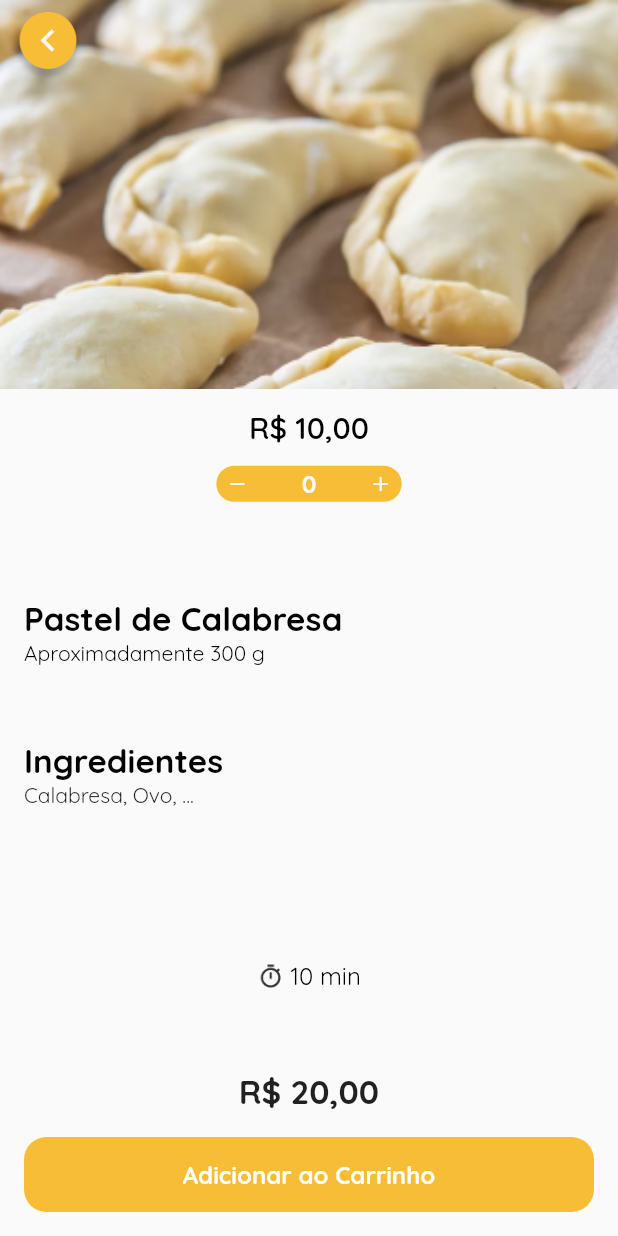
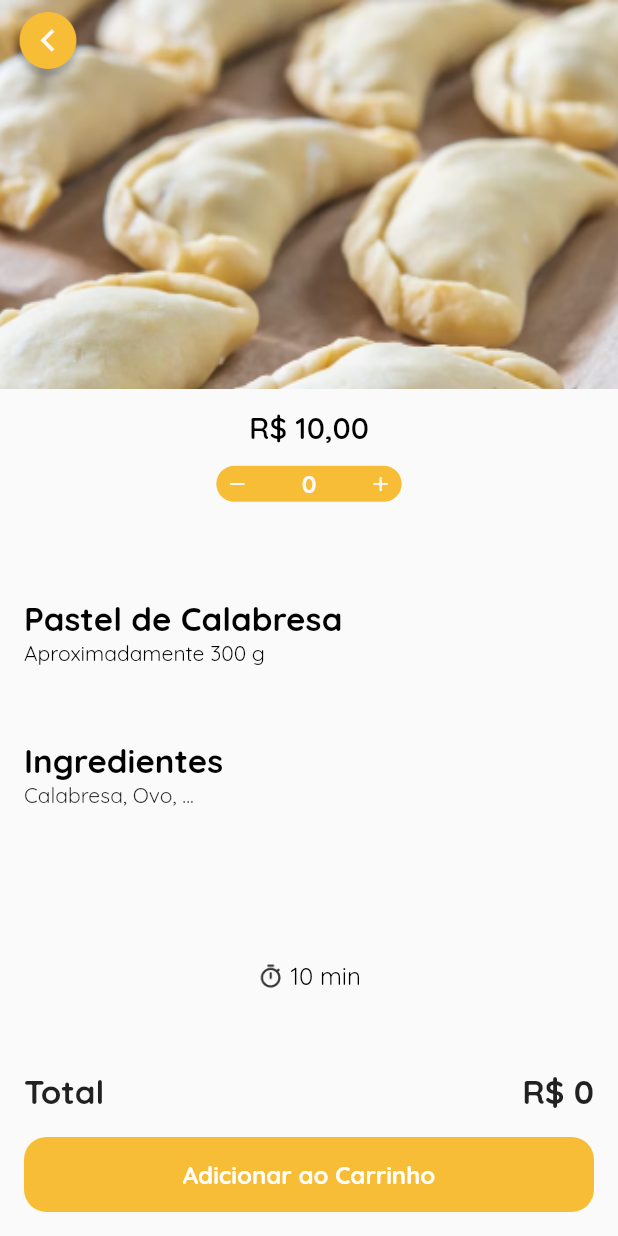
Before and after one commit to guiazevedo17/pick_pega, a Flutter app: the ProductSelected screen opened by its route, after a tap on the "remove" icon, on a phone screen of 412 x 824 dp. Run offline on Flutter 3.47's test engine with Material 2 defaults, Android fonts, the light colour scheme and no system bars; our stand-ins replace firebase_core, geolocator, google_maps_flutter, percent_indicator; accounts and stored records are empty; generated files the repository leaves out were written again.

Commit message:
product_selected ajustada

```diff
--- a/app/lib/screens/product_selected.dart
+++ b/app/lib/screens/product_selected.dart
@@ -10,7 +10,10 @@ class ProductSelected extends StatefulWidget {
 }
 
 class _ProductSelectedState extends State<ProductSelected> {
+  final int _price = 10;
   int _counter = 0; // Declaração da variável _counter
+
+  String _priceShowed = '0';
 
   void _incrementCounter() {
     setState(() {
@@ -21,6 +24,12 @@ class _ProductSelectedState extends State<ProductSelected> {
   void _decrementCounter() {
     setState(() {
       if (_counter > 0) _counter--;
+    });
+  }
+
+  void _updatePrice() {
+    setState(() {
+      _priceShowed = (_price * _counter).toString();
     });
   }
 
@@ -72,7 +81,10 @@ class _ProductSelectedState extends State<ProductSelected> {
                   mainAxisAlignment: MainAxisAlignment.spaceBetween,
                   children: [
                     GestureDetector(
-                      onTap: () => _decrementCounter(),
+                      onTap: () {
+                        _decrementCounter();
+                        _updatePrice();
+                      },
                       child: Padding(
                         padding: const EdgeInsets.only(left: 6.0),
                         child: Icon(
@@ -91,7 +103,10 @@ class _ProductSelectedState extends State<ProductSelected> {
                           color: white),
                     ),
                     GestureDetector(
-                      onTap: () => _incrementCounter(),
+                      onTap: () {
+                        _incrementCounter();
+                        _updatePrice();
+                      },
                       child: Padding(
                         padding: const EdgeInsets.only(right: 6.0),
                         child: Icon(
@@ -105,61 +120,6 @@ class _ProductSelectedState extends State<ProductSelected> {
                 ),
               ),
             ),
-
-            // Container(
-            //   width: 120,
-            //   height: 25,
-            //   decoration: BoxDecoration(
-            //     borderRadius: BorderRadius.circular(10),
-            //     color: const Color(0xFFF8BD36),
-            //     boxShadow: [
-            //       BoxShadow(
-            //         color: Colors.black.withOpacity(0.2),
-            //         spreadRadius: 0,
-            //         blurRadius: 2,
-            //         offset: const Offset(0, 2),
-            //       ),
-            //     ],
-            //   ),
-
-            //   child: Row(
-            //     mainAxisSize: MainAxisSize.max,
-            //     crossAxisAlignment: CrossAxisAlignment.center,
-            //     mainAxisAlignment: MainAxisAlignment.spaceBetween,
-            //     children: [
-            //       // Minus
-            //       IconButton(
-            //         icon: const Icon(Icons.remove,
-            //             size: 13,
-            //             // Defina o tamanho do ícone desejado
-            //             color: Colors.white),
-            //         onPressed: () {
-            //           _decrementCounter();
-            //         },
-            //       ),
-            //       // Qntd
-            //       Text(
-            //         '$_counter',
-            //         style: const TextStyle(
-            //           fontFamily: 'Quicksand',
-            //           fontSize: 13,
-            //           fontWeight: FontWeight.bold,
-            //           color: Colors.white,
-            //         ),
-            //       ),
-            //       // Add
-            //       IconButton(
-            //         icon: const Icon(Icons.add,
-            //             size: 13,
-            //             // Defina o tamanho do ícone desejado
-            //             color: Colors.white),
-            //         onPressed: () {
-            //           _incrementCounter();
-            //         },
-            //       ),
-            //     ],
-            //   ),
-            // ),
 
             // Product Information
             const Expanded(
@@ -261,12 +221,27 @@ class _ProductSelectedState extends State<ProductSelected> {
             ),
 
             // Total Price
-            const Text(
-              'R\$ 20,00',
-              style: TextStyle(
-                  fontFamily: 'Quicksand',
-                  fontSize: 22,
-                  fontWeight: FontWeight.bold),
+            Padding(
+              padding: const EdgeInsets.symmetric(horizontal: 16.0),
+              child: Row(
+                mainAxisAlignment: MainAxisAlignment.spaceBetween,
+                children: [
+                  const Text(
+                    'Total',
+                    style: TextStyle(
+                        fontFamily: 'Quicksand',
+                        fontSize: 22,
+                        fontWeight: FontWeight.bold),
+                  ),
+                  Text(
+                    'R\$ $_priceShowed',
+                    style: const TextStyle(
+                        fontFamily: 'Quicksand',
+                        fontSize: 22,
+                        fontWeight: FontWeight.bold),
+                  ),
+                ],
+              ),
             ),
 
             // Add to Bag Button
```
Also changed, not shown: 2 other files.
